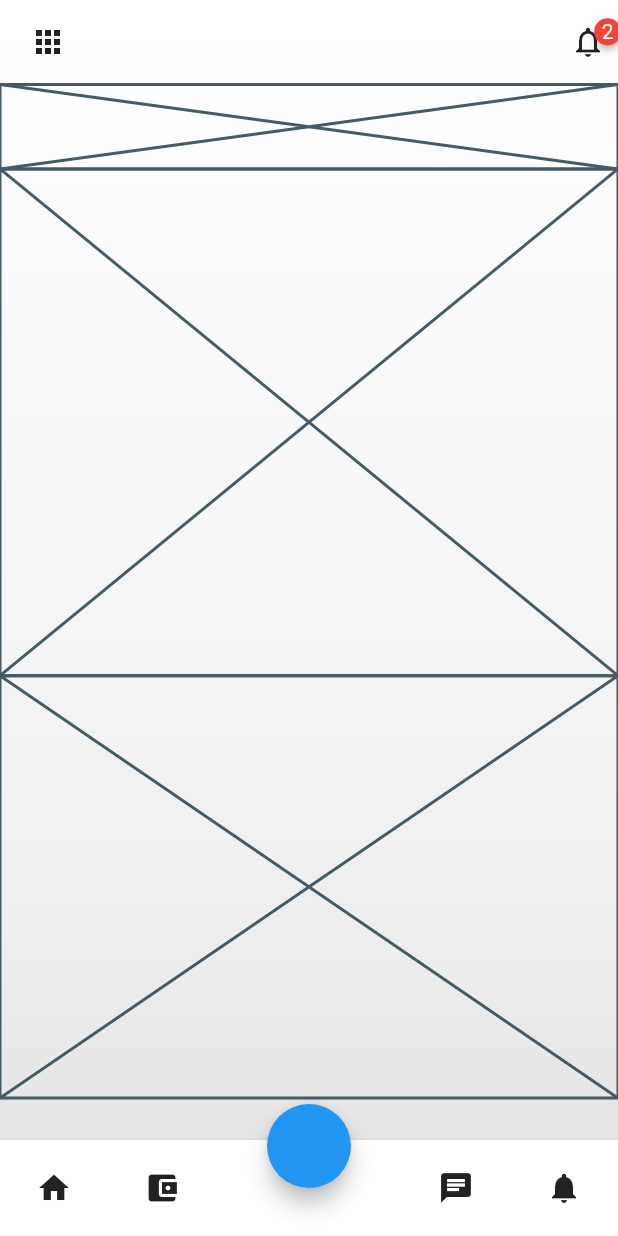
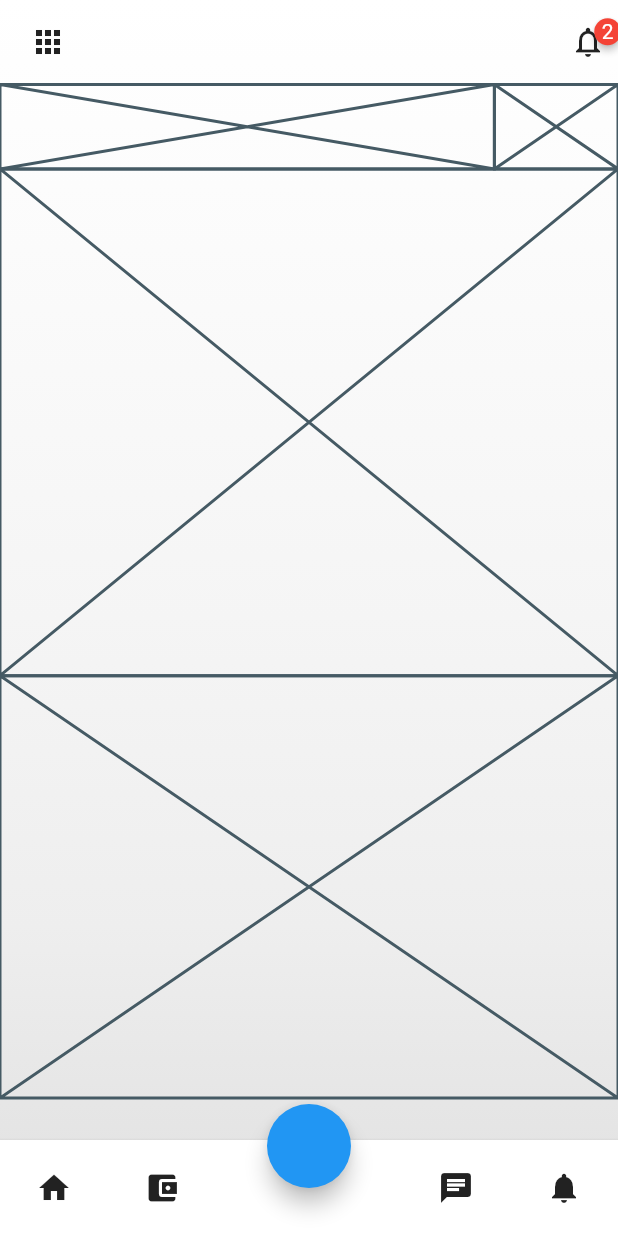
Before and after one commit to JAICHANGPARK/flutter_notebook_11th_story, a Flutter app: the screen it shows after launch, on a phone screen of 412 x 824 dp. Run offline on Flutter 3.47's test engine with Material 2 defaults, Android fonts, the phone set to English and light mode, and no system bars; drawn by our look-alikes of badges; our stand-ins replace backdrop, flutter_inner_drawer, flutter_slidable, flutter_swiper, google_fonts.

Commit message:
Update real_estate_home_page.dart

```diff
--- a/lib/ep731_real_estate_app/ui/real_estate_home_page.dart
+++ b/lib/ep731_real_estate_app/ui/real_estate_home_page.dart
@@ -107,7 +107,16 @@ class _RealEstateHomePageState extends State<RealEstateHomePage> {
                         ],
                       ),
                     )),
-                    Expanded(child: Placeholder()),
+                    Expanded(child: Row(
+                      children: [
+                        Expanded(
+                          flex: 8,
+                            child: Placeholder()),
+                        Expanded(
+                            flex: 2,
+                            child: Placeholder()),
+                      ],
+                    )),
                     Expanded(flex: 6, child: Placeholder()),
                     Expanded(flex: 5, child: Placeholder()),
                   ],
```
